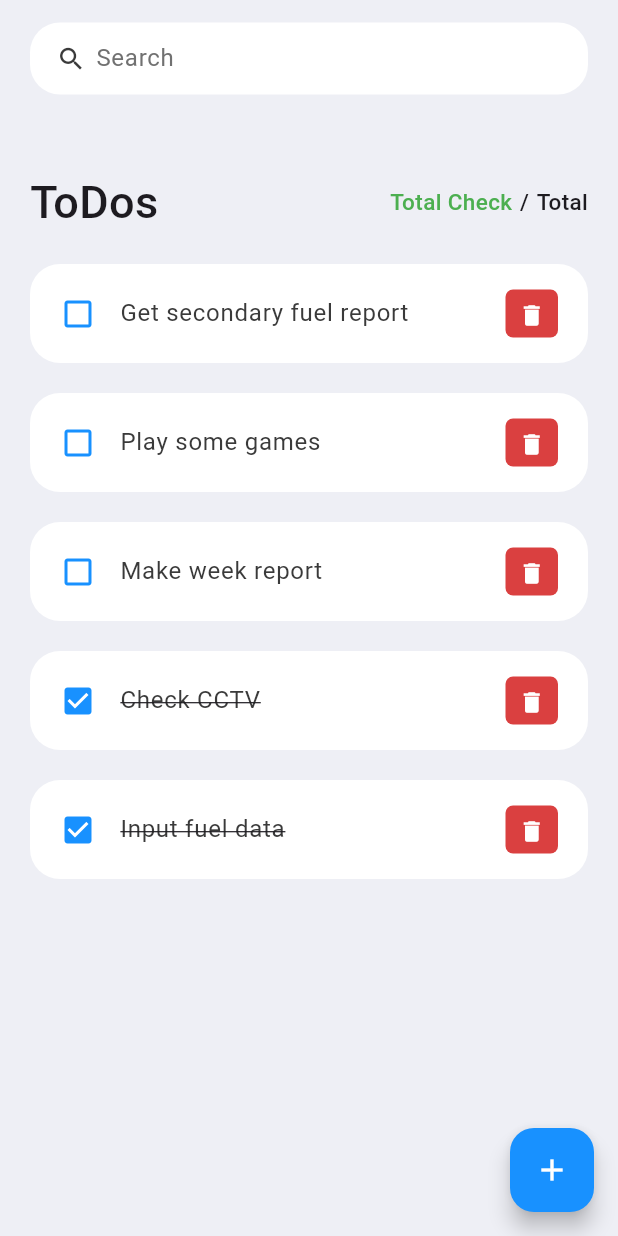
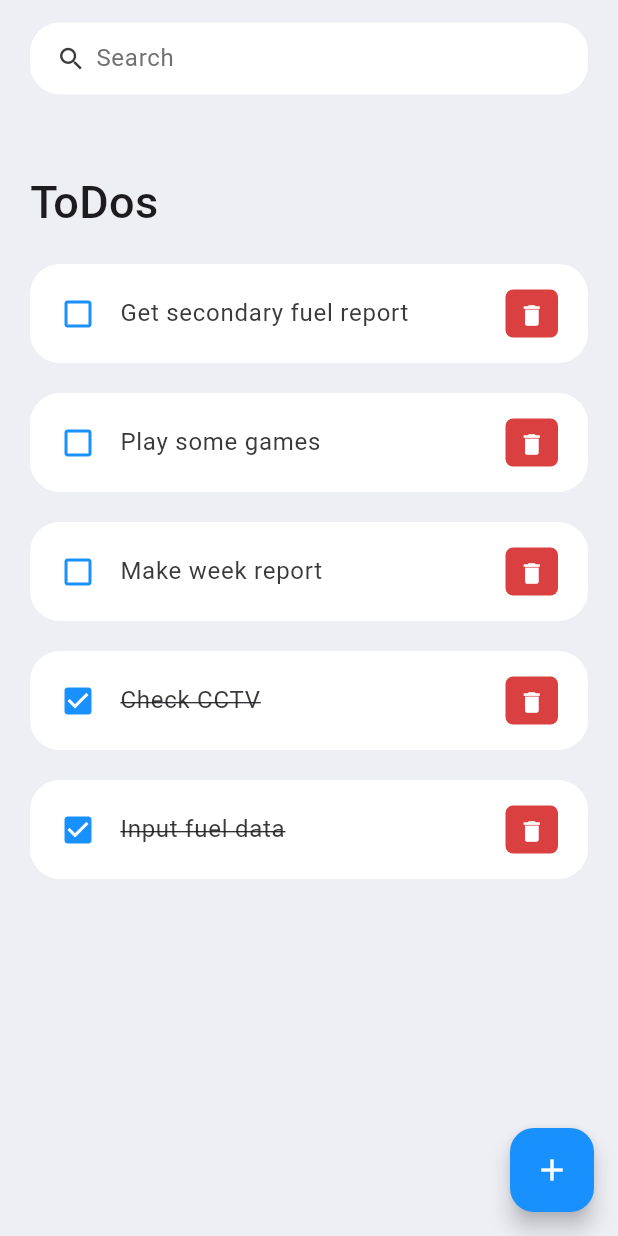
Before and after one commit to MuhammadDicky/TODO_CODE__TESTING, a Flutter app: the screen it shows after launch, on a phone screen of 412 x 824 dp. Run offline on Flutter 3.47's test engine with Material 3 defaults, Android fonts, the phone set to English and light mode, and no system bars.

Commit message:
remove total info

```diff
--- a/lib/screens/home.dart
+++ b/lib/screens/home.dart
@@ -54,38 +54,6 @@ class _HomeState extends State<Home> {
                                 fontWeight: FontWeight.w500,
                               ),
                             ),
-                            Row(
-                              mainAxisAlignment: MainAxisAlignment.end,
-                              children: [
-                                Text(
-                                  'Total Check',
-                                  style: TextStyle(
-                                    fontSize: 15,
-                                    fontWeight: FontWeight.w500,
-                                    color: Colors.green,
-                                  ),
-                                ),
-                                Padding(
-                                  padding: EdgeInsets.symmetric(
-                                    horizontal: 5.0,
-                                  ),
-                                  child: Text(
-                                    '/',
-                                    style: TextStyle(
-                                      fontSize: 15,
-                                      fontWeight: FontWeight.w500,
-                                    ),
-                                  ),
-                                ),
-                                Text(
-                                  'Total',
-                                  style: TextStyle(
-                                    fontSize: 15,
-                                    fontWeight: FontWeight.w500,
-                                  ),
-                                )
-                              ],
-                            )
                           ],
                         ),
                       ),
```
